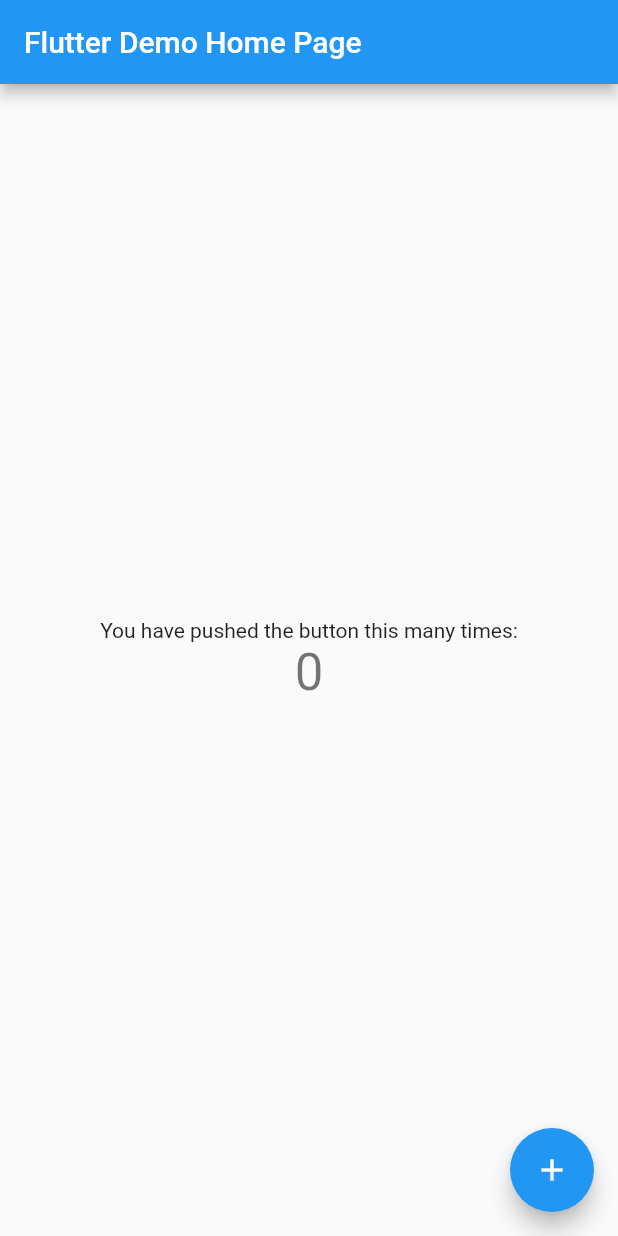
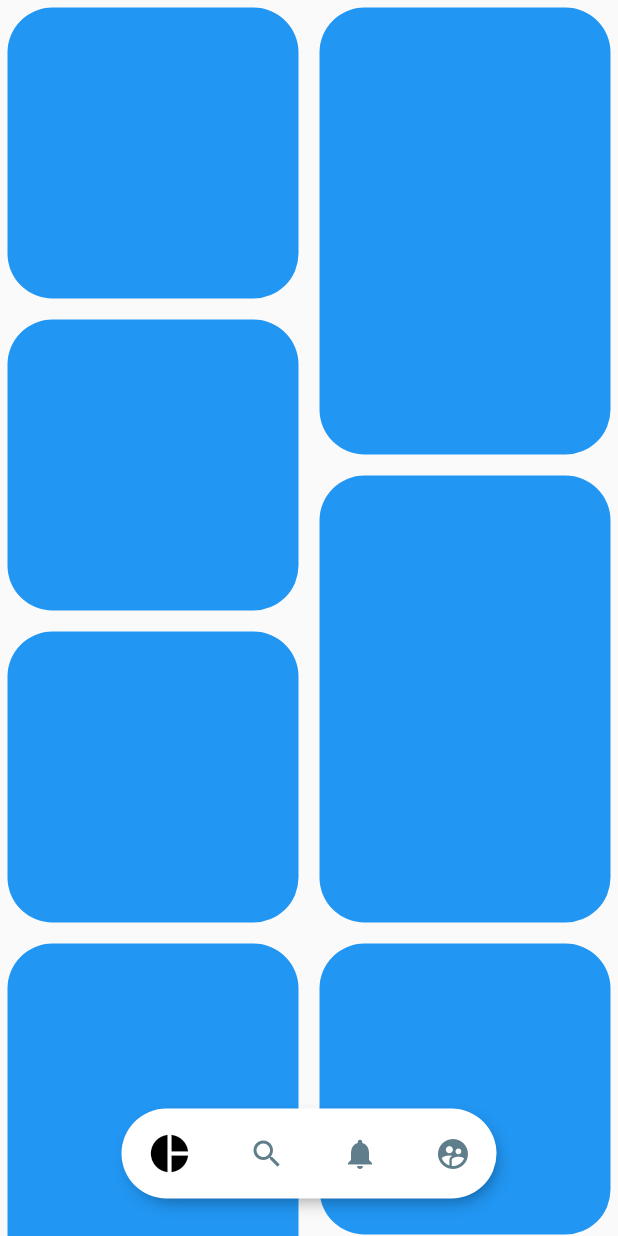
Before and after one commit to edrick27/Pinterest_layout, a Flutter app: the screen it shows after launch, on a phone screen of 412 x 824 dp. Run offline on Flutter 3.47's test engine with Material 2 defaults, Android fonts, the phone set to English and light mode, and no system bars.

Commit message:
final menu

```diff
--- a/lib/main.dart
+++ b/lib/main.dart
@@ -1,111 +1,15 @@
 import 'package:flutter/material.dart';
+import 'package:pinterest_layout/src/page/pinterest_page.dart';
 
 void main() => runApp(MyApp());
 
 class MyApp extends StatelessWidget {
-  // This widget is the root of your application.
   @override
   Widget build(BuildContext context) {
     return MaterialApp(
-      title: 'Flutter Demo',
-      theme: ThemeData(
-        // This is the theme of your application.
-        //
-        // Try running your application with "flutter run". You'll see the
-        // application has a blue toolbar. Then, without quitting the app, try
-        // changing the primarySwatch below to Colors.green and then invoke
-        // "hot reload" (press "r" in the console where you ran "flutter run",
-        // or simply save your changes to "hot reload" in a Flutter IDE).
-        // Notice that the counter didn't reset back to zero; the application
-        // is not restarted.
-        primarySwatch: Colors.blue,
-      ),
-      home: MyHomePage(title: 'Flutter Demo Home Page'),
+      title: 'Material App',
+      debugShowCheckedModeBanner: false,
+      home: PinterestPage()
     );
   }
 }
-
-class MyHomePage extends StatefulWidget {
-  MyHomePage({Key key, this.title}) : super(key: key);
-
-  // This widget is the home page of your application. It is stateful, meaning
-  // that it has a State object (defined below) that contains fields that affect
-  // how it looks.
-
-  // This class is the configuration for the state. It holds the values (in this
-  // case the title) provided by the parent (in this case the App widget) and
-  // used by the build method of the State. Fields in a Widget subclass are
-  // always marked "final".
-
-  final String title;
-
-  @override
-  _MyHomePageState createState() => _MyHomePageState();
-}
-
-class _MyHomePageState extends State<MyHomePage> {
-  int _counter = 0;
-
-  void _incrementCounter() {
-    setState(() {
-      // This call to setState tells the Flutter framework that something has
-      // changed in this State, which causes it to rerun the build method below
-      // so that the display can reflect the updated values. If we changed
-      // _counter without calling setState(), then the build method would not be
-      // called again, and so nothing would appear to happen.
-      _counter++;
-    });
-  }
-
-  @override
-  Widget build(BuildContext context) {
-    // This method is rerun every time setState is called, for instance as done
-    // by the _incrementCounter method above.
-    //
-    // The Flutter framework has been optimized to make rerunning build methods
-    // fast, so that you can just rebuild anything that needs updating rather
-    // than having to individually change instances of widgets.
-    return Scaffold(
-      appBar: AppBar(
-        // Here we take the value from the MyHomePage object that was created by
-        // the App.build method, and use it to set our appbar title.
-        title: Text(widget.title),
-      ),
-      body: Center(
-        // Center is a layout widget. It takes a single child and positions it
-        // in the middle of the parent.
-        child: Column(
-          // Column is also a layout widget. It takes a list of children and
-          // arranges them vertically. By default, it sizes itself to fit its
-          // children horizontally, and tries to be as tall as its parent.
-          //
-          // Invoke "debug painting" (press "p" in the console, choose the
-          // "Toggle Debug Paint" action from the Flutter Inspector in Android
-          // Studio, or the "Toggle Debug Paint" command in Visual Studio Code)
-          // to see the wireframe for each widget.
-          //
-          // Column has various properties to control how it sizes itself and
-          // how it positions its children. Here we use mainAxisAlignment to
-          // center the children vertically; the main axis here is the vertical
-          // axis because Columns are vertical (the cross axis would be
-          // horizontal).
-          mainAxisAlignment: MainAxisAlignment.center,
-          children: <Widget>[
-            Text(
-              'You have pushed the button this many times:',
-            ),
-            Text(
-              '$_counter',
-              style: Theme.of(context).textTheme.display1,
-            ),
-          ],
-        ),
-      ),
-      floatingActionButton: FloatingActionButton(
-        onPressed: _incrementCounter,
-        tooltip: 'Increment',
-        child: Icon(Icons.add),
-      ), // This trailing comma makes auto-formatting nicer for build methods.
-    );
-  }
-}
--- /dev/null
+++ b/lib/src/page/menu.dart
@@ -0,0 +1,138 @@
+import 'package:flutter/material.dart';
+import 'package:provider/provider.dart';
+
+
+class PinterestButton {
+
+  final Function onpress;
+  final IconData icon;
+
+  PinterestButton({
+    @required this.onpress,
+    @required this.icon
+  });
+
+}
+
+class PinterestMenu extends StatelessWidget {
+
+  bool mostrar;
+  final List<PinterestButton> items;
+
+  PinterestMenu({
+    @required this.items,
+    this.mostrar,
+  });
+
+
+
+  @override
+  Widget build(BuildContext context) {
+
+    return ChangeNotifierProvider(
+      create: (_) => new _menuModel(),
+      child: AnimatedOpacity(
+        duration: Duration(milliseconds: 250),
+        opacity: mostrar ? 1 : 0,
+        child: _PinterestMenuBackground(
+          child: _MenuItems( menuItems: items )
+        )
+      )
+    );
+
+  }
+
+}
+
+class _PinterestMenuBackground extends StatelessWidget {
+
+  final Widget child;
+
+  _PinterestMenuBackground({
+    @required this.child
+  });
+
+  @override
+  Widget build(BuildContext context) {
+    return Container(
+      child: child,
+      width: 250,
+      height: 60,
+      padding: EdgeInsets.symmetric(horizontal: 17),
+      decoration: BoxDecoration(
+        color: Colors.white,
+        borderRadius:  BorderRadius.all( Radius.circular(100) ),
+        boxShadow: <BoxShadow>[
+          BoxShadow(
+            color: Colors.black45,
+            offset: Offset(3, 5),
+            blurRadius: 10,
+            spreadRadius: -5
+          )
+        ]
+      ),
+    );
+  }
+}
+
+class _MenuItems extends StatelessWidget {
+
+   final List<PinterestButton> menuItems;
+
+   _MenuItems({
+     this.menuItems
+   });
+
+  @override
+  Widget build(BuildContext context) {
+
+    return Row(
+      mainAxisAlignment: MainAxisAlignment.spaceBetween,
+      children: List.generate(menuItems.length, (i) => _menuButton(i, this.menuItems[i]))
+    );
+
+  }
+
+}
+
+class  _menuButton extends StatelessWidget {
+
+  int index;
+  PinterestButton button;
+
+  _menuButton(this.index, this.button);
+
+  @override
+  Widget build(BuildContext context) {
+
+    final itemSeleccionado = Provider.of<_menuModel>(context).indexSelecionado;
+
+    return GestureDetector(
+      onTap: (){
+        Provider.of<_menuModel>(context, listen: false).indexSelecionado = this.index;
+        button.onpress();
+      },
+      behavior: HitTestBehavior.translucent,
+      child: Container(
+        child: Icon(
+          button.icon,
+          size: (itemSeleccionado == this.index) ? 30 : 24,
+          color: (itemSeleccionado == this.index) ? Colors.black : Colors.blueGrey,
+        ),
+      ),
+    );
+  }
+}
+
+class _menuModel with ChangeNotifier {
+
+  int _indexSelecionado = 0;
+
+  int get indexSelecionado => _indexSelecionado;
+
+  set indexSelecionado(int indexSelecionado) {
+    this._indexSelecionado = indexSelecionado;
+    notifyListeners();
+  }
+
+}
--- /dev/null
+++ b/lib/src/page/pinterest_page.dart
@@ -0,0 +1,145 @@
+import 'package:flutter/material.dart';
+import 'package:flutter_staggered_grid_view/flutter_staggered_grid_view.dart';
+import 'package:pinterest_layout/src/page/menu.dart';
+import 'package:provider/provider.dart';
+
+class PinterestPage extends StatelessWidget {
+
+  final List<PinterestButton> items = [
+    PinterestButton(icon: Icons.pie_chart, onpress: (){ print('tap pie_chart'); }),
+    PinterestButton(icon: Icons.search, onpress: (){ print('tap search'); }),
+    PinterestButton(icon: Icons.notifications, onpress: (){ print('tap notifications'); }),
+    PinterestButton(icon: Icons.supervised_user_circle, onpress: (){ print('tap supervised_user_circle'); }),
+  ];
+
+
+  @override
+  Widget build(BuildContext context) {
+
+    return ChangeNotifierProvider(
+      create: (_) => _menuModel(),
+      child: Scaffold(
+        body: Stack(
+          children: <Widget>[
+            _CreateGrid(),
+            _PrinterestMenuLocation()
+          ],
+        ),
+
+        // body: createGrid(),
+        // bottomNavigationBar: PinterestMenu()
+      ),
+    );
+
+  }
+}
+
+
+class _CreateGrid extends StatefulWidget {
+
+  _CreateGrid();
+
+  @override
+  __CreateGridState createState() => __CreateGridState();
+}
+
+class __CreateGridState extends State<_CreateGrid> {
+
+  final List items = List.generate(200, (i) => i);
+  ScrollController controller = new ScrollController();
+  double scrollAnterior = 0 ;
+
+
+  @override
+  void initState() {
+
+    controller.addListener(() {
+
+      print("scroll listener ${ controller.offset }");
+
+      Provider.of<_menuModel>(context, listen: false).mostrar = ! ( controller.offset > scrollAnterior && controller.offset > 100);
+
+      scrollAnterior = controller.offset;
+
+    });
+
+    super.initState();
+  }
+
+
+
+  @override
+  Widget build(BuildContext context) {
+
+    return Container(
+      child: StaggeredGridView.countBuilder(
+        controller: controller,
+        crossAxisCount: 4,
+        itemCount: items.length,
+        itemBuilder: (BuildContext context, int index){
+
+          return Container(
+            margin: EdgeInsets.all(5),
+            decoration: BoxDecoration(
+              borderRadius: BorderRadius.all( Radius.circular(30) ),
+              color: Colors.blue,
+            ),
+            child: new Center(
+              // child: new CircleAvatar(
+              //   backgroundColor: Colors.white,
+              //   child: new Text('$index')
+              // )
+            )
+          );
+        },
+        staggeredTileBuilder: (int index) => StaggeredTile.count(2, index.isEven ? 2 : 3),
+        mainAxisSpacing: 4.0,
+        crossAxisSpacing: 4.0,
+      )
+    );
+  }
+}
+
+class _PrinterestMenuLocation extends StatelessWidget {
+
+  const _PrinterestMenuLocation();
+
+  @override
+  Widget build(BuildContext context) {
+
+    final width = MediaQuery.of(context).size.width;
+
+    final mostrar = Provider.of<_menuModel>(context).mostrar;
+
+    return Positioned(
+      bottom: 25,
+      child: Container(
+        width: width,
+        child: Align(
+          child: PinterestMenu(
+            items: [
+              PinterestButton(icon: Icons.pie_chart, onpress: (){ print('tap pie_chart'); }),
+              PinterestButton(icon: Icons.search, onpress: (){ print('tap search'); }),
+              PinterestButton(icon: Icons.notifications, onpress: (){ print('tap notifications'); }),
+              PinterestButton(icon: Icons.supervised_user_circle, onpress: (){ print('tap supervised_user_circle'); }),
+            ],
+            mostrar: mostrar
+          )
+        )
+      )
+    );
+  }
+}
+
+class _menuModel with ChangeNotifier {
+
+  bool _mostrar = true;
+
+  bool get mostrar => _mostrar;
+
+  set mostrar(bool value){
+    _mostrar = value;
+    notifyListeners();
+  }
+
+}
--- a/pubspec.yaml
+++ b/pubspec.yaml
@@ -23,6 +23,8 @@ dependencies:
   # The following adds the Cupertino Icons font to your application.
   # Use with the CupertinoIcons class for iOS style icons.
   cupertino_icons: ^0.1.2
+  flutter_staggered_grid_view: ^0.3.0
+  provider: ^4.0.4
 
 dev_dependencies:
   flutter_test:
```
Also changed, not shown: pubspec.lock.
